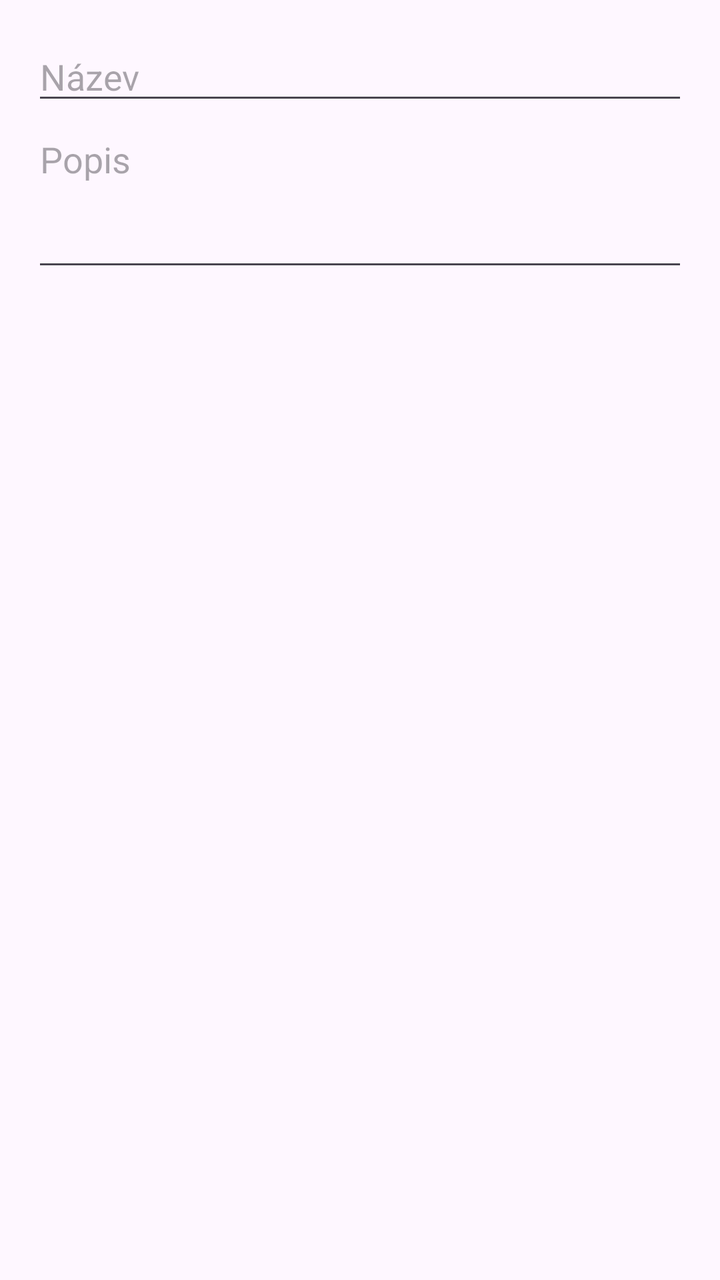
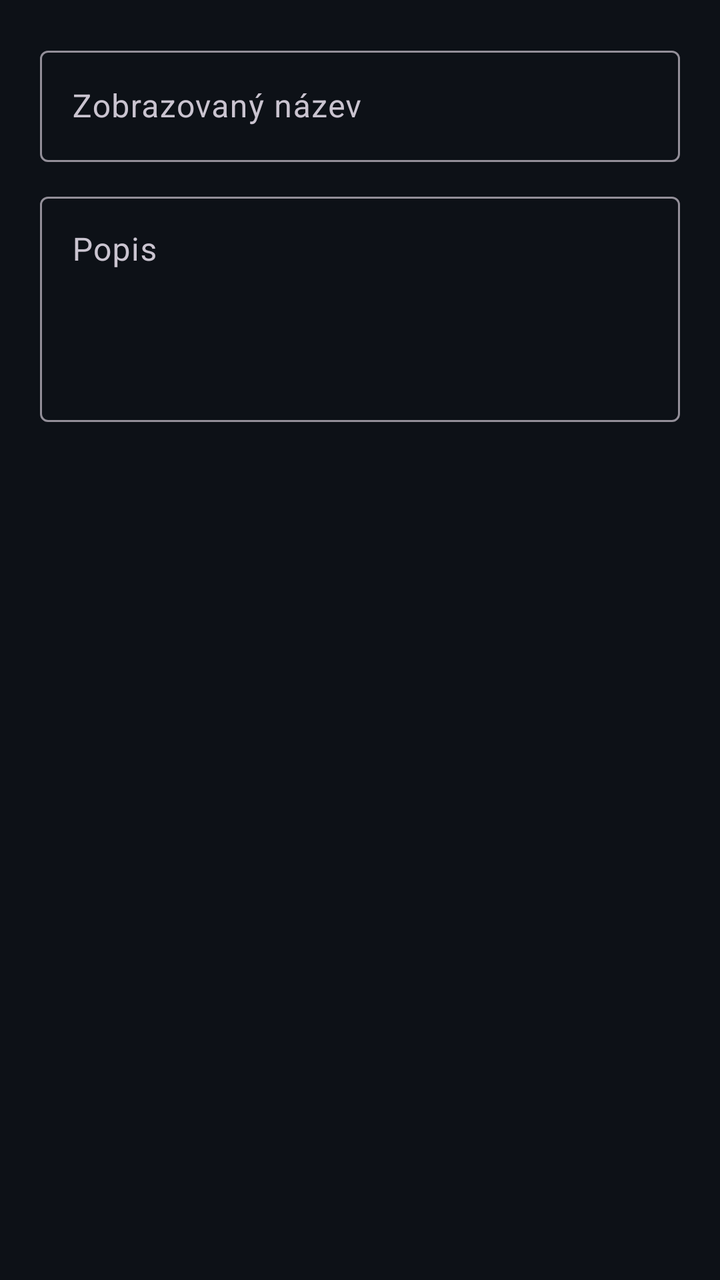

The first picture is an Android layout as it rendered before a commit; the second is the same layout after the commit. The layout source and the unified diff follow.
<!-- AndroidManifest.xml: application theme Theme.InsaneMarket -->
<!-- res/layout/dialog_edit_app.xml -->
<?xml version="1.0" encoding="utf-8"?>
<LinearLayout xmlns:android="http://schemas.android.com/apk/res/android"
    android:layout_width="match_parent" android:layout_height="wrap_content"
    android:orientation="vertical" android:padding="16dp">
    <EditText android:id="@+id/editName" android:layout_width="match_parent" android:layout_height="wrap_content" android:hint="@string/name_label"/>
    <EditText android:id="@+id/editDesc" android:layout_width="match_parent" android:layout_height="wrap_content" android:hint="@string/desc_label" android:minLines="3" android:gravity="top"/>
</LinearLayout>
<!-- resources referenced by this layout -->
<resources>
  <string name="desc_label">Popis</string>
  <string name="name_label">Název</string>
  <style name="Theme.InsaneMarket" parent="Theme.Material3.DayNight.NoActionBar">
          <item name="android:statusBarColor">?attr/colorSurface</item>
      </style>
</resources>

<!-- the commit's change to res/layout/dialog_edit_app.xml (unified diff, before → after) -->
@@ -1,7 +1,11 @@
 <?xml version="1.0" encoding="utf-8"?>
 <LinearLayout xmlns:android="http://schemas.android.com/apk/res/android"
     android:layout_width="match_parent" android:layout_height="wrap_content"
-    android:orientation="vertical" android:padding="16dp">
-    <EditText android:id="@+id/editName" android:layout_width="match_parent" android:layout_height="wrap_content" android:hint="@string/name_label"/>
-    <EditText android:id="@+id/editDesc" android:layout_width="match_parent" android:layout_height="wrap_content" android:hint="@string/desc_label" android:minLines="3" android:gravity="top"/>
+    android:orientation="vertical" android:padding="20dp">
+    <com.google.android.material.textfield.TextInputLayout android:layout_width="match_parent" android:layout_height="wrap_content">
+        <com.google.android.material.textfield.TextInputEditText android:id="@+id/editName" android:layout_width="match_parent" android:layout_height="wrap_content" android:hint="@string/name_label"/>
+    </com.google.android.material.textfield.TextInputLayout>
+    <com.google.android.material.textfield.TextInputLayout android:layout_width="match_parent" android:layout_height="wrap_content" android:layout_marginTop="12dp">
+        <com.google.android.material.textfield.TextInputEditText android:id="@+id/editDesc" android:layout_width="match_parent" android:layout_height="wrap_content" android:hint="@string/desc_label" android:minLines="4" android:gravity="top"/>
+    </com.google.android.material.textfield.TextInputLayout>
 </LinearLayout>
<!-- resource entries referenced after the edit -->
@@ -1,9 +1,19 @@
 <!-- resources referenced by this layout -->
 <resources>
   <string name="desc_label">Popis</string>
-  <string name="name_label">Název</string>
-  <style name="Theme.InsaneMarket" parent="Theme.Material3.DayNight.NoActionBar">
-          <item name="android:statusBarColor">?attr/colorSurface</item>
+  <string name="name_label">Zobrazovaný název</string>
+  <style name="Theme.InsaneMarket" parent="Theme.Material3.Dark.NoActionBar">
+          <item name="colorPrimary">@color/market_primary</item>
+          <item name="colorSecondary">@color/market_primary</item>
+          <item name="android:statusBarColor">@color/market_surface</item>
+          <item name="android:navigationBarColor">@color/market_surface</item>
+          <item name="android:windowBackground">@color/market_surface</item>
+          <item name="android:textColorPrimary">@color/market_text</item>
+          <item name="android:textColorSecondary">@color/market_muted</item>
       </style>
+  <color name="market_primary">#2F81F7</color>
+  <color name="market_surface">#0D1117</color>
+  <color name="market_text">#E6EDF3</color>
+  <color name="market_muted">#8B949E</color>
 </resources>
 
